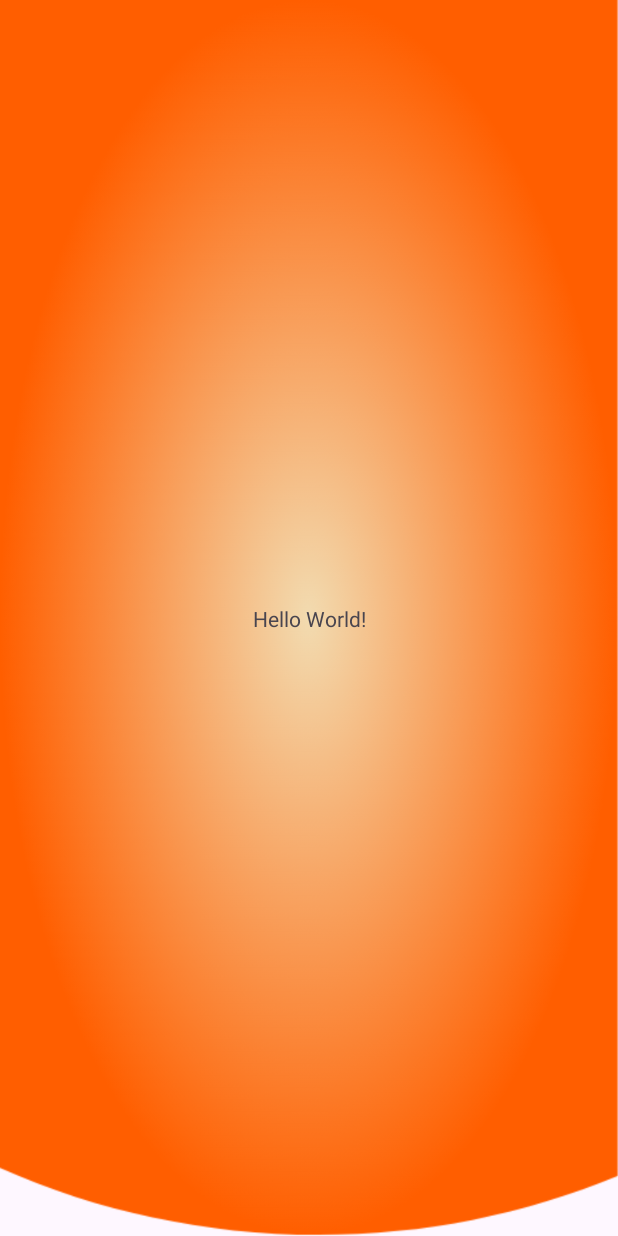
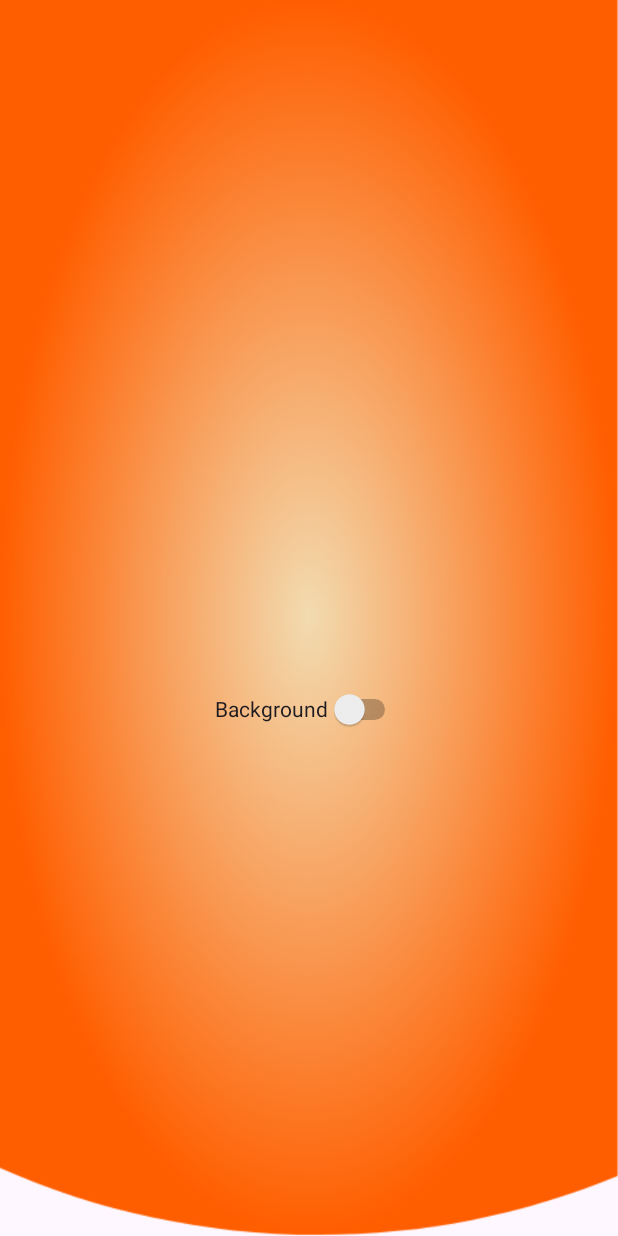
Before and after one commit to TamaOwO/MyApplication2, an Android app: the screen it shows after launch (MainActivity), on a phone screen of 412 x 824 dp. Run offline under Robolectric (Android 15) with nearby library versions, the phone set to English and light mode, and no system bars.

```diff
--- a/app/src/main/java/com/example/myapplication2/MainActivity.java
+++ b/app/src/main/java/com/example/myapplication2/MainActivity.java
@@ -3,6 +3,7 @@ package com.example.myapplication2;
 import android.graphics.Color;
 import android.os.Bundle;
 import android.widget.LinearLayout;
+import android.widget.Switch;
 
 import androidx.activity.EdgeToEdge;
 import androidx.appcompat.app.AppCompatActivity;
@@ -16,6 +17,11 @@ import java.util.Random;
 
 public class MainActivity extends AppCompatActivity {
 
+    Switch switchBackgournd;
+    int cur;
+    int last;
+    ArrayList<Integer> arrayList = new ArrayList<>();
+
     @Override
     protected void onCreate(Bundle savedInstanceState) {
         super.onCreate(savedInstanceState);
@@ -25,14 +31,34 @@ public class MainActivity extends AppCompatActivity {
         bg.setBackgroundColor(Color.BLUE);
         bg.setBackgroundResource(R.drawable.background_intro);
 
-        //Random background
-        ArrayList<Integer> arrayList = new ArrayList<>();
+
         arrayList.add(R.drawable.logo);
         arrayList.add(R.drawable.pizza);
         arrayList.add(R.drawable.background_intro);
         arrayList.add(R.drawable.pop_3);
+
+        //Random background
         Random random = new Random();
         int vitri = random.nextInt(arrayList.size());
         bg.setBackgroundResource(arrayList.get(vitri));
+        cur = vitri;
+
+        chuyenBackground();
+    }
+
+    private void chuyenBackground(){
+        ConstraintLayout bg = (ConstraintLayout) findViewById(R.id.constraintLayout1);
+        Switch switchBackgournd = (Switch) findViewById(R.id.switch1);
+        switchBackgournd.setOnCheckedChangeListener((buttonView, isChecked) -> {
+            if (isChecked) {
+                last = cur;
+                cur = (cur + 1) % arrayList.size();
+                bg.setBackgroundResource(arrayList.get(cur));
+            } else {
+                cur = last;
+                bg.setBackgroundResource(arrayList.get(last));
+            }
+
+        });
     }
 }
--- a/app/src/main/res/layout/activity_main.xml
+++ b/app/src/main/res/layout/activity_main.xml
@@ -7,13 +7,16 @@
     android:layout_height="match_parent"
     tools:context=".MainActivity">
 
-    <TextView
-        android:layout_width="wrap_content"
-        android:layout_height="wrap_content"
-        android:text="Hello World!"
+    <Switch
+        android:id="@+id/switch1"
+        android:layout_width="124dp"
+        android:layout_height="72dp"
+        android:text="Background"
         app:layout_constraintBottom_toBottomOf="parent"
         app:layout_constraintEnd_toEndOf="parent"
+        app:layout_constraintHorizontal_bias="0.498"
         app:layout_constraintStart_toStartOf="parent"
-        app:layout_constraintTop_toTopOf="parent" />
+        app:layout_constraintTop_toTopOf="parent"
+        app:layout_constraintVertical_bias="0.581" />
 
 </androidx.constraintlayout.widget.ConstraintLayout>
```
